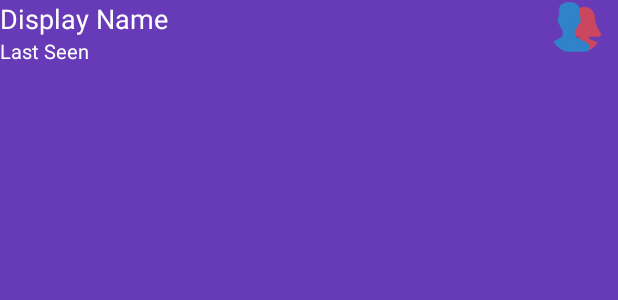
After one commit to BerserkerLurker/ChatBat, an Android app: the layout chat_custom_bar.xml on its own in the app's theme, with its tools: preview values and no code run, on a phone screen of 412 x 824 dp. The commit adds this screen. Shown: the top 300 px of the screen. Run offline under Robolectric (Android 15) with nearby library versions, the phone set to English and light mode, and no system bars.

Commit message:
feat: chatAct \n fix: status in fb null pointers

```diff
--- /dev/null
+++ b/app/src/main/res/layout/chat_custom_bar.xml
@@ -0,0 +1,36 @@
+<?xml version="1.0" encoding="utf-8"?>
+<RelativeLayout xmlns:android="http://schemas.android.com/apk/res/android"
+    android:layout_width="match_parent"
+    android:layout_height="match_parent"
+    android:background="@color/colorPrimary">
+
+
+    <de.hdodenhof.circleimageview.CircleImageView
+        android:id="@+id/custom_bar_image"
+        android:layout_width="36dp"
+        android:layout_height="36dp"
+        android:layout_alignParentEnd="true"
+        android:layout_alignParentTop="true"
+        android:layout_marginRight="10dp"
+        android:src="@drawable/profile" />
+
+    <TextView
+        android:id="@+id/custom_bar_title"
+        android:layout_width="wrap_content"
+        android:layout_height="wrap_content"
+        android:layout_alignParentStart="true"
+        android:layout_alignParentTop="true"
+        android:text="Display Name"
+        android:textColor="@android:color/white"
+        android:textSize="18sp" />
+
+    <TextView
+        android:id="@+id/custom_bar_seen"
+        android:layout_width="wrap_content"
+        android:layout_height="wrap_content"
+        android:layout_alignParentStart="true"
+        android:layout_below="@+id/custom_bar_title"
+        android:text="Last Seen"
+        android:textColor="@android:color/white"
+        android:textSize="13sp" />
+</RelativeLayout>
--- a/build.gradle
+++ b/build.gradle
@@ -3,9 +3,10 @@
 buildscript {
     repositories {
         jcenter()
+        google()
     }
     dependencies {
-        classpath 'com.android.tools.build:gradle:3.0.1'
+        classpath 'com.android.tools.build:gradle:3.1.3'
 
         // NOTE: Do not place your application dependencies here; they belong
         // in the individual module build.gradle files
@@ -19,6 +20,7 @@ allprojects {
             url "https://maven.google.com"
         }
         jcenter()
+        google()
     }
 }
 
```
Also changed, not shown: app/build.gradle (+20 -20 lines), app/src/main/java/com/dev/kallinikos/chatbat/ChatActivity.java (+51 -2 lines), app/src/main/java/com/dev/kallinikos/chatbat/ChatBat.java (+8 -2 lines), app/src/main/java/com/dev/kallinikos/chatbat/FriendsFragment.java (+8 -6 lines), app/src/main/java/com/dev/kallinikos/chatbat/MainActivity.java (+6 -3 lines), app/src/main/java/com/dev/kallinikos/chatbat/ProfileActivity.java (+7 -7 lines), app/src/main/res/layout/activity_chat.xml (+53 -1 lines), app/src/main/res/drawable-hdpi/ic_add_black_24dp.png (added), app/src/main/res/drawable-hdpi/ic_send_black_24dp.png (added), app/src/main/res/drawable-mdpi/ic_add_black_24dp.png (added), app/src/main/res/drawable-mdpi/ic_send_black_24dp.png (added), app/src/main/res/drawable-xhdpi/ic_add_black_24dp.png (added), app/src/main/res/drawable-xhdpi/ic_send_black_24dp.png (added), app/src/main/res/drawable-xxhdpi/ic_add_black_24dp.png (added), 4 more files.
